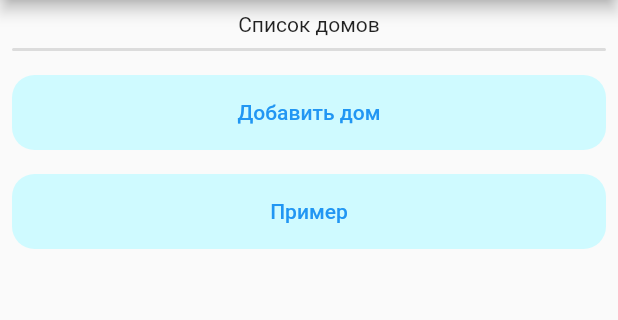
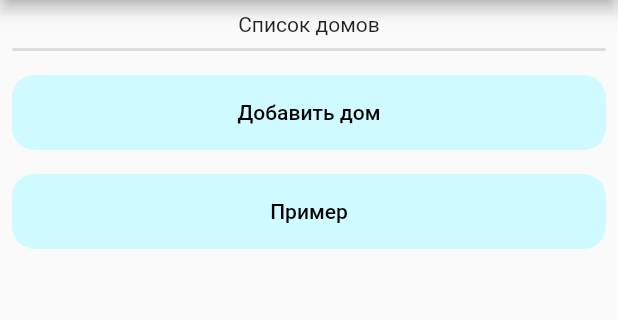
Before and after one commit to CpedaMonsterEnergyLover/BlockHouseCalculator, a Flutter app: the screen it shows after launch, on a phone screen of 412 x 824 dp, the part 84-404 px from its top. Run offline on Flutter 3.47's test engine with Material 2 defaults, Android fonts, the phone set to English and light mode, and no system bars.

Commit message:
Немного стиль кнопки поправил и добавил вохзможность менять цыет если надо

```diff
--- a/lib/pages/elements/general_button.dart
+++ b/lib/pages/elements/general_button.dart
@@ -6,8 +6,10 @@ class GeneralButton extends StatelessWidget{
   final String text;
   final VoidCallback callback;
   final VoidCallback longPressCallback;
+  Color color;
 
-  const GeneralButton({Key? key, required this.text, required this.callback, required this.longPressCallback}) : super(key: key);
+  GeneralButton({Key? key, required this.text, required this.callback, required this.longPressCallback,
+  this.color = const Color(0xFFCFFAFF)}) : super(key: key);
 
   @override
   Widget build(BuildContext context) {
@@ -17,7 +19,7 @@ class GeneralButton extends StatelessWidget{
       child: Container(
         decoration: BoxDecoration(
           borderRadius: BorderRadius.circular(15),
-          color: const Color(0xFFCFFAFF),
+          color: color,
         ),
         child: SizedBox(
           height: 50,
@@ -25,7 +27,7 @@ class GeneralButton extends StatelessWidget{
             child: Row(
               mainAxisAlignment: MainAxisAlignment.center,
               children: [
-                Text(text),
+                Text(text, style: const TextStyle(color: Colors.black)),
               ],
             ),
           ),
```
Also changed, not shown: lib/pages/elements/dialog.dart (+8 -6 lines), lib/pages/home/home.dart (+10 -1 lines).
